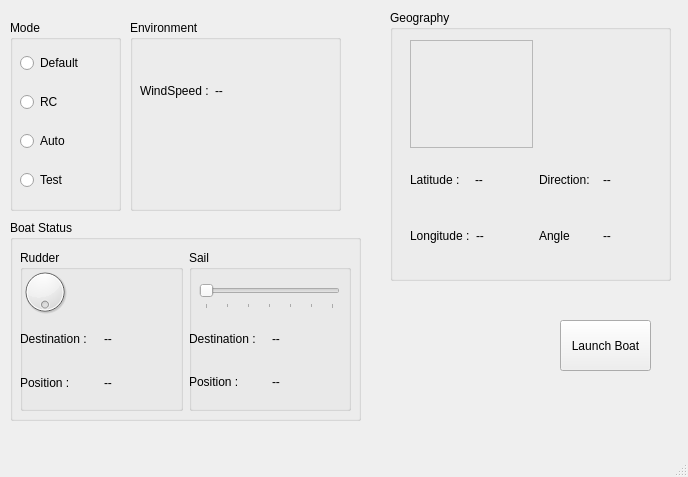
First picture: the form in GUI/main.ui, repository olin-ars/ors-enterprise, before the edit.
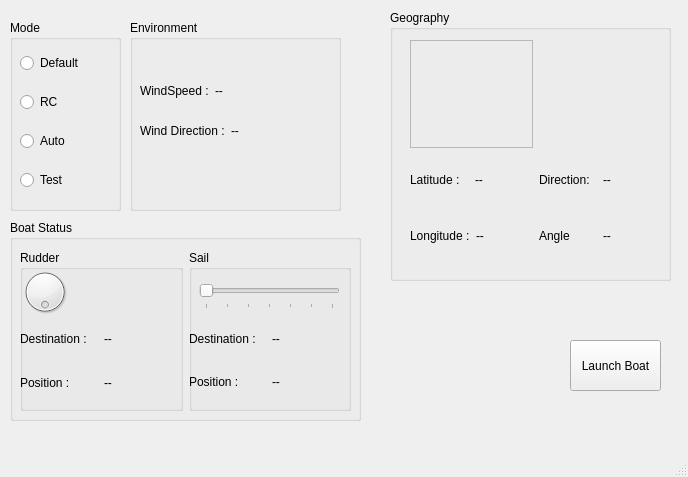
Second picture: the form after the edit. Custom widgets are drawn as their Qt base class.

Commit message: Added WindDir & Changed to Float32

Diff of the .ui file:
```diff
--- a/GUI/main.ui
+++ b/GUI/main.ui
@@ -17,8 +17,8 @@
    <widget class="QPushButton" name="pushButton">
     <property name="geometry">
      <rect>
-      <x>560</x>
-      <y>320</y>
+      <x>570</x>
+      <y>340</y>
       <width>91</width>
       <height>51</height>
      </rect>
@@ -184,6 +184,32 @@
       </item>
      </layout>
     </widget>
+    <widget class="QWidget" name="horizontalLayoutWidget_6">
+     <property name="geometry">
+      <rect>
+       <x>10</x>
+       <y>90</y>
+       <width>141</width>
+       <height>41</height>
+      </rect>
+     </property>
+     <layout class="QHBoxLayout" name="horizontalLayout_9">
+      <item>
+       <widget class="QLabel" name="label_20">
+        <property name="text">
+         <string>Wind Direction :</string>
+        </property>
+       </widget>
+      </item>
+      <item>
+       <widget class="QLabel" name="label_21">
+        <property name="text">
+         <string>--</string>
+        </property>
+       </widget>
+      </item>
+     </layout>
+    </widget>
    </widget>
    <widget class="QGroupBox" name="BoatStatus">
     <property name="geometry">
```
Left out of the diff: 13 changed lines with no effect on the pictures. The commit also changes 6 other files.
